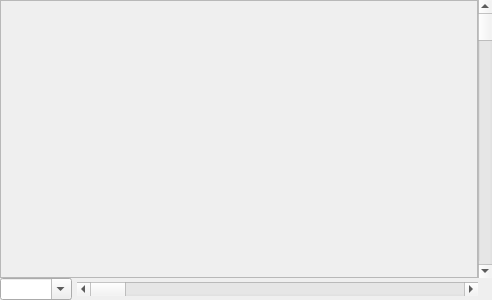
First picture: the form in Tools/QuickEd/UI/PreviewWidget.ui, repository xaoctech/dava.engine, before the edit.
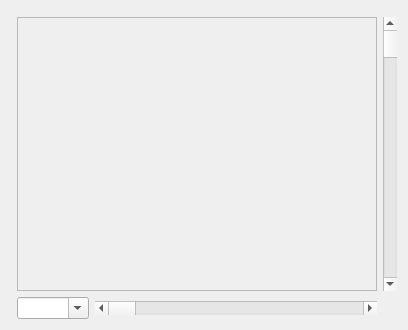
Second picture: the form after the edit. Custom widgets are drawn as their Qt base class.

```diff
--- a/Tools/QuickEd/UI/PreviewWidget.ui
+++ b/Tools/QuickEd/UI/PreviewWidget.ui
@@ -6,82 +6,28 @@
    <rect>
     <x>0</x>
     <y>0</y>
-    <width>492</width>
-    <height>300</height>
+    <width>408</width>
+    <height>330</height>
    </rect>
   </property>
   <property name="windowTitle">
    <string>Form</string>
   </property>
-  <layout class="QGridLayout" name="gridLayout" rowstretch="0,0" columnstretch="0,0">
-   <property name="margin">
-    <number>0</number>
-   </property>
-   <property name="spacing">
-    <number>0</number>
-   </property>
+  <layout class="QGridLayout" name="gridLayout">
+   <item row="0" column="1" colspan="2">
+    <widget class="RulerWidget" name="horizontalRuler" native="true"/>
+   </item>
    <item row="1" column="0">
-    <layout class="QHBoxLayout" name="horizontalLayout" stretch="0,0,1">
-     <property name="spacing">
-      <number>5</number>
-     </property>
-     <item>
-      <widget class="QComboBox" name="scaleCombo">
-       <property name="editable">
-        <bool>true</bool>
-       </property>
-       <property name="maxVisibleItems">
-        <number>12</number>
-       </property>
-       <property name="sizeAdjustPolicy">
-        <enum>QComboBox::AdjustToContents</enum>
-       </property>
-      </widget>
-     </item>
-     <item>
-      <spacer name="horizontalSpacer">
-       <property name="orientation">
-        <enum>Qt::Horizontal</enum>
-       </property>
-       <property name="sizeHint" stdset="0">
-        <size>
-         <width>0</width>
-         <height>0</height>
-        </size>
-       </property>
-      </spacer>
-     </item>
-     <item>
-      <layout class="QVBoxLayout" name="verticalScrollLayout">
-       <property name="spacing">
-        <number>0</number>
-       </property>
-       <item>
-        <widget class="QScrollBar" name="horizontalScrollBar">
-         <property name="orientation">
-          <enum>Qt::Horizontal</enum>
-         </property>
-        </widget>
-       </item>
-      </layout>
-     </item>
-    </layout>
+    <widget class="RulerWidget" name="verticalRuler" native="true"/>
    </item>
-   <item row="0" column="1">
-    <widget class="QScrollBar" name="verticalScrollBar">
-     <property name="minimumSize">
-      <size>
-       <width>0</width>
-       <height>0</height>
-      </size>
-     </property>
-     <property name="orientation">
-      <enum>Qt::Vertical</enum>
-     </property>
-    </widget>
-   </item>
-   <item row="0" column="0">
+   <item row="1" column="1" colspan="2">
     <widget class="QFrame" name="frame">
+     <property name="sizePolicy">
+      <sizepolicy hsizetype="Expanding" vsizetype="Expanding">
+       <horstretch>0</horstretch>
+       <verstretch>0</verstretch>
+      </sizepolicy>
+     </property>
      <property name="frameShape">
       <enum>QFrame::StyledPanel</enum>
      </property>
@@ -98,8 +44,61 @@
      </layout>
     </widget>
    </item>
+   <item row="1" column="3">
+    <widget class="QScrollBar" name="verticalScrollBar">
+     <property name="sizePolicy">
+      <sizepolicy hsizetype="Fixed" vsizetype="Expanding">
+       <horstretch>0</horstretch>
+       <verstretch>0</verstretch>
+      </sizepolicy>
+     </property>
+     <property name="minimumSize">
+      <size>
+       <width>0</width>
+       <height>0</height>
+      </size>
+     </property>
+     <property name="orientation">
+      <enum>Qt::Vertical</enum>
+     </property>
+    </widget>
+   </item>
+   <item row="2" column="1">
+    <widget class="QComboBox" name="scaleCombo">
+     <property name="editable">
+      <bool>true</bool>
+     </property>
+     <property name="maxVisibleItems">
+      <number>12</number>
+     </property>
+     <property name="sizeAdjustPolicy">
+      <enum>QComboBox::AdjustToContents</enum>
+     </property>
+    </widget>
+   </item>
+   <item row="2" column="2">
+    <widget class="QScrollBar" name="horizontalScrollBar">
+     <property name="sizePolicy">
+      <sizepolicy hsizetype="Expanding" vsizetype="Fixed">
+       <horstretch>0</horstretch>
+       <verstretch>0</verstretch>
+      </sizepolicy>
+     </property>
+     <property name="orientation">
+      <enum>Qt::Horizontal</enum>
+     </property>
+    </widget>
+   </item>
   </layout>
  </widget>
+ <customwidgets>
+  <customwidget>
+   <class>RulerWidget</class>
+   <extends>QWidget</extends>
+   <header>UI/Preview/Ruler/rulerwidget.h</header>
+   <container>1</container>
+  </customwidget>
+ </customwidgets>
  <resources/>
  <connections/>
 </ui>
```
